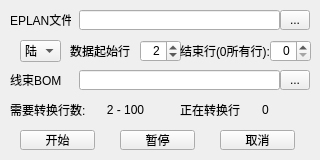
The window that ui/WireConvertForm.ui (LeeZhang1979/UniTools) describes before a commit, drawn with Qt 5.
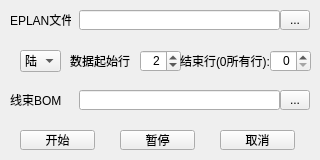
The same window after the commit.

Diff of the .ui file:
```diff
--- a/ui/WireConvertForm.ui
+++ b/ui/WireConvertForm.ui
@@ -106,7 +106,7 @@
    <property name="geometry">
     <rect>
      <x>140</x>
-     <y>40</y>
+     <y>50</y>
      <width>41</width>
      <height>22</height>
     </rect>
@@ -122,7 +122,7 @@
    <property name="geometry">
     <rect>
      <x>70</x>
-     <y>40</y>
+     <y>50</y>
      <width>61</width>
      <height>22</height>
     </rect>
@@ -138,7 +138,7 @@
    <property name="geometry">
     <rect>
      <x>180</x>
-     <y>40</y>
+     <y>50</y>
      <width>91</width>
      <height>22</height>
     </rect>
@@ -154,7 +154,7 @@
    <property name="geometry">
     <rect>
      <x>270</x>
-     <y>40</y>
+     <y>50</y>
      <width>41</width>
      <height>22</height>
     </rect>
@@ -163,64 +163,6 @@
     <set>Qt::AlignRight|Qt::AlignTrailing|Qt::AlignVCenter</set>
    </property>
   </widget>
-  <widget class="QLabel" name="label04">
-   <property name="geometry">
-    <rect>
-     <x>10</x>
-     <y>100</y>
-     <width>81</width>
-     <height>20</height>
-    </rect>
-   </property>
-   <property name="text">
-    <string>需要转换行数:</string>
-   </property>
-  </widget>
-  <widget class="QLabel" name="lblOTotal">
-   <property name="geometry">
-    <rect>
-     <x>90</x>
-     <y>100</y>
-     <width>71</width>
-     <height>20</height>
-    </rect>
-   </property>
-   <property name="text">
-    <string>2 - 100</string>
-   </property>
-   <property name="alignment">
-    <set>Qt::AlignCenter</set>
-   </property>
-  </widget>
-  <widget class="QLabel" name="lblONow">
-   <property name="geometry">
-    <rect>
-     <x>240</x>
-     <y>100</y>
-     <width>51</width>
-     <height>20</height>
-    </rect>
-   </property>
-   <property name="text">
-    <string>0</string>
-   </property>
-   <property name="alignment">
-    <set>Qt::AlignCenter</set>
-   </property>
-  </widget>
-  <widget class="QLabel" name="label05">
-   <property name="geometry">
-    <rect>
-     <x>180</x>
-     <y>100</y>
-     <width>61</width>
-     <height>20</height>
-    </rect>
-   </property>
-   <property name="text">
-    <string>正在转换行：</string>
-   </property>
-  </widget>
   <widget class="QPushButton" name="btnPause">
    <property name="geometry">
     <rect>
@@ -238,7 +180,7 @@
    <property name="geometry">
     <rect>
      <x>10</x>
-     <y>70</y>
+     <y>90</y>
      <width>61</width>
      <height>20</height>
     </rect>
@@ -254,7 +196,7 @@
    <property name="geometry">
     <rect>
      <x>79</x>
-     <y>70</y>
+     <y>90</y>
      <width>201</width>
      <height>20</height>
     </rect>
@@ -267,7 +209,7 @@
    <property name="geometry">
     <rect>
      <x>280</x>
-     <y>70</y>
+     <y>90</y>
      <width>30</width>
      <height>20</height>
     </rect>
@@ -280,7 +222,7 @@
    <property name="geometry">
     <rect>
      <x>20</x>
-     <y>40</y>
+     <y>50</y>
      <width>41</width>
      <height>22</height>
     </rect>
```
